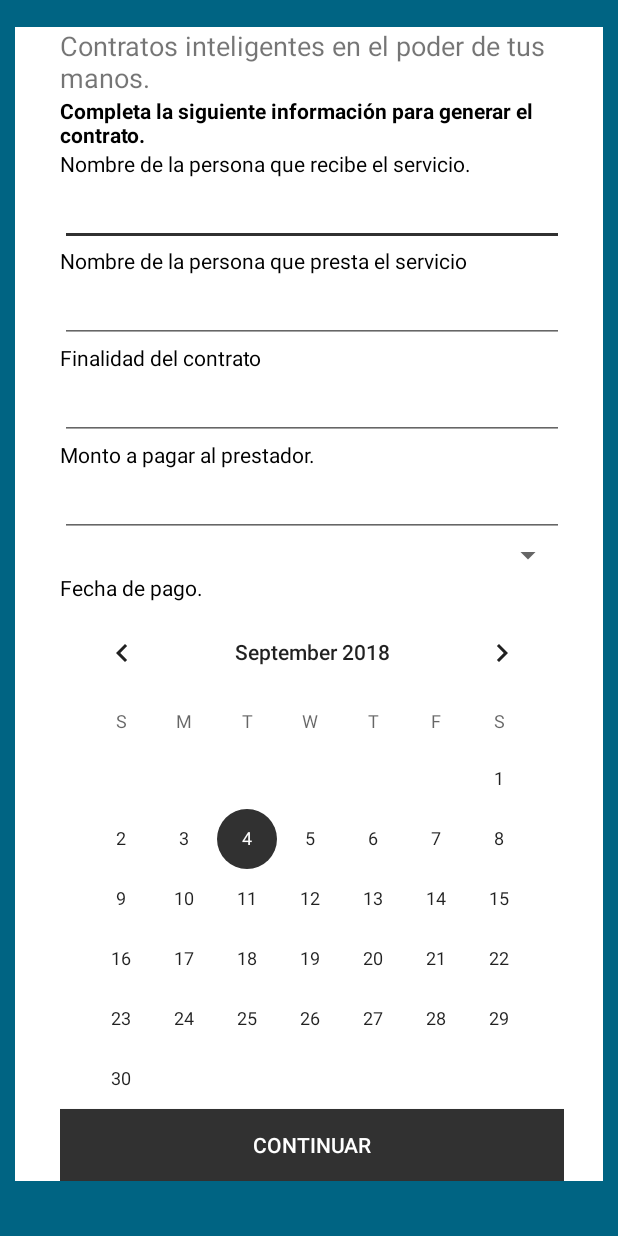
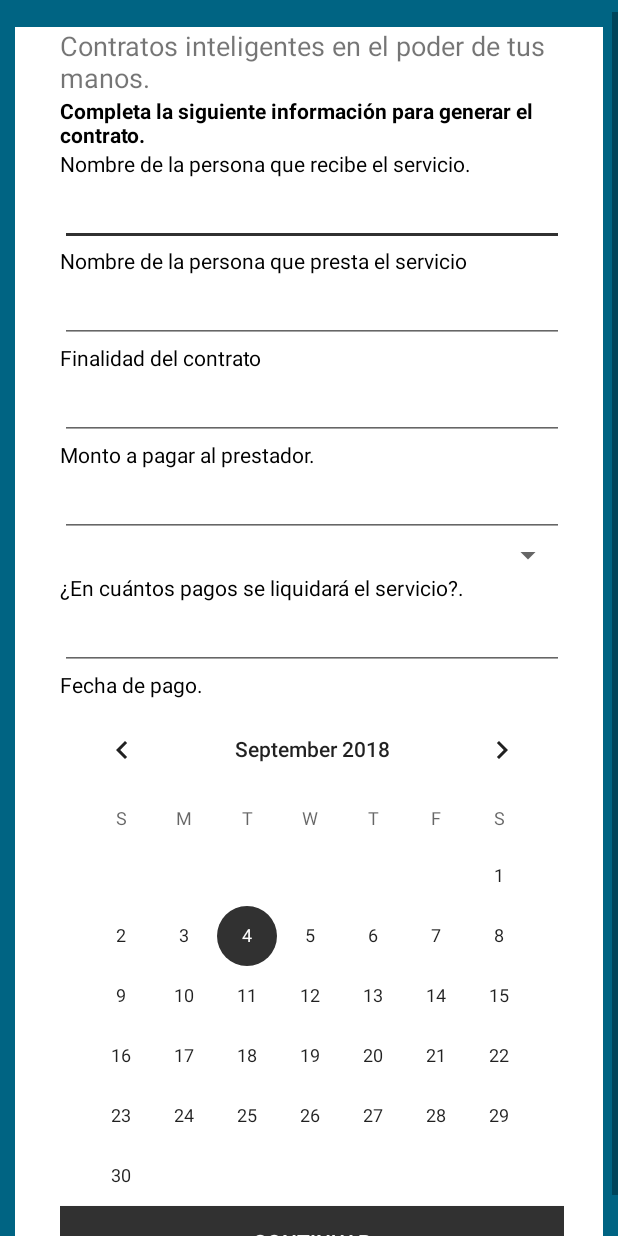
Before and after one commit to 3ryanC4milo/Zegal_V1.1.2, an Android app: the layout activity_con_servicios.xml on its own in the app's theme, with its tools: preview values and no code run, on a phone screen of 412 x 824 dp. Run offline under Robolectric (Android 15) with nearby library versions, the phone set to English and light mode, and no system bars.

Commit message:
Actualización: Se integra la funcionalidad del activity con_servicios, enlazandolo con la base de datos de Firebase y con el cual envia información de dicho modulo a la BD.

```diff
--- a/app/src/main/res/layout/activity_con_servicios.xml
+++ b/app/src/main/res/layout/activity_con_servicios.xml
@@ -101,12 +101,26 @@
                 android:inputType="numberDecimal" />
 
             <Spinner
-                android:id="@+id/_"
+                android:id="@+id/sp_pago"
                 android:layout_width="match_parent"
                 android:layout_height="wrap_content" />
 
             <TextView
                 android:id="@+id/tv_seven"
+                android:layout_width="match_parent"
+                android:layout_height="wrap_content"
+                android:text="@string/txt_parcial"
+                android:textColor="@android:color/black" />
+
+            <EditText
+                android:id="@+id/et_pagos"
+                android:layout_width="match_parent"
+                android:layout_height="wrap_content"
+                android:ems="10"
+                android:inputType="numberDecimal" />
+
+            <TextView
+                android:id="@+id/tv_eight"
                 android:layout_width="match_parent"
                 android:layout_height="wrap_content"
                 android:text="@string/txt_fechas"
--- a/app/src/main/res/values/strings.xml
+++ b/app/src/main/res/values/strings.xml
@@ -71,6 +71,7 @@
     <string name="txt_presta">Nombre de la persona que presta el servicio</string>
     <string name="txt_finalidad">Finalidad del contrato</string>
     <string name="txt_monto">Monto a pagar al prestador.</string>
+    <string name="txt_parcial">¿En cuántos pagos se liquidará el servicio?.</string>
     <string name="txt_fechas">Fecha de pago.</string>
     <string name="lorem">Lorem ipsum dolor sit amet, consectetur adipiscing elit, sed do eiusmod tempor incididunt ut labore et dolore magna aliqua. Ut enim ad minim veniam, quis nostrud exercitation ullamco laboris nisi ut aliquip ex ea commodo consequat. Duis aute irure dolor in reprehenderit in voluptate velit esse cillum dolore eu fugiat nulla pariatur. Excepteur sint occaecat cupidatat non proident, sunt in culpa qui officia deserunt mollit anim id est laborum.</string>
 
```
Also changed, not shown: app/src/main/java/zegal/ganlen/con_servicios.java (+82 -0 lines).
